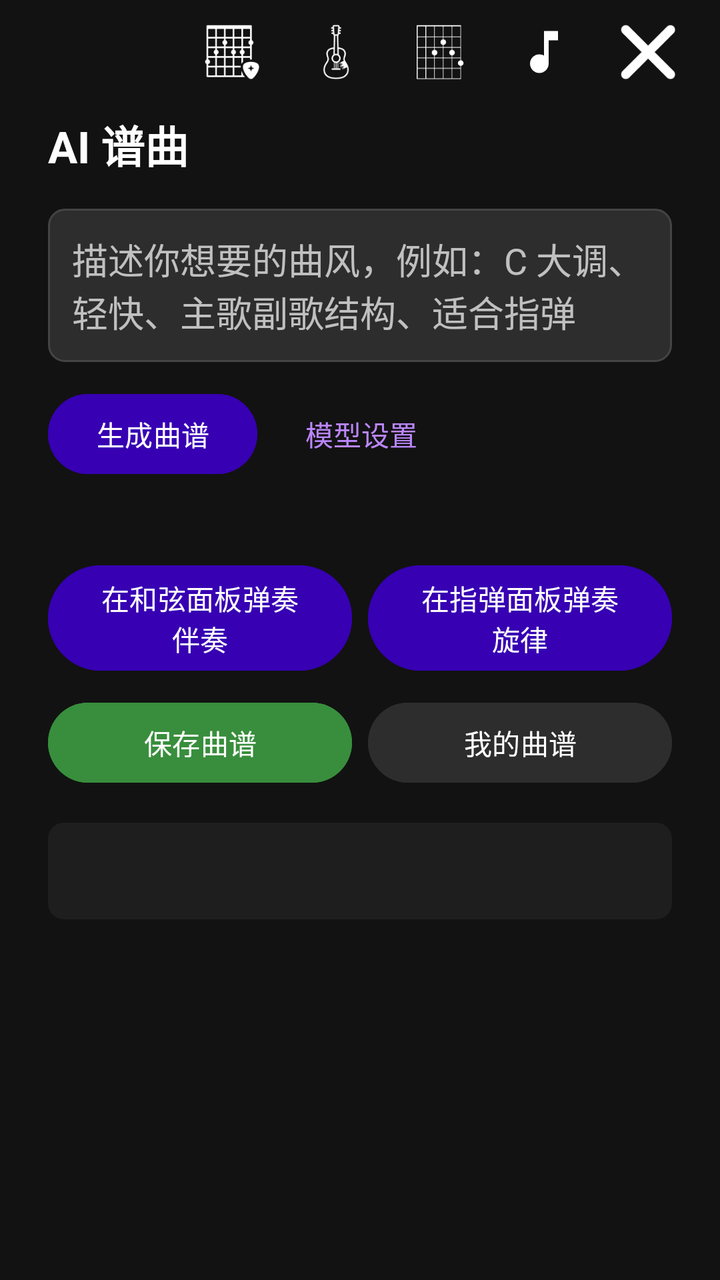
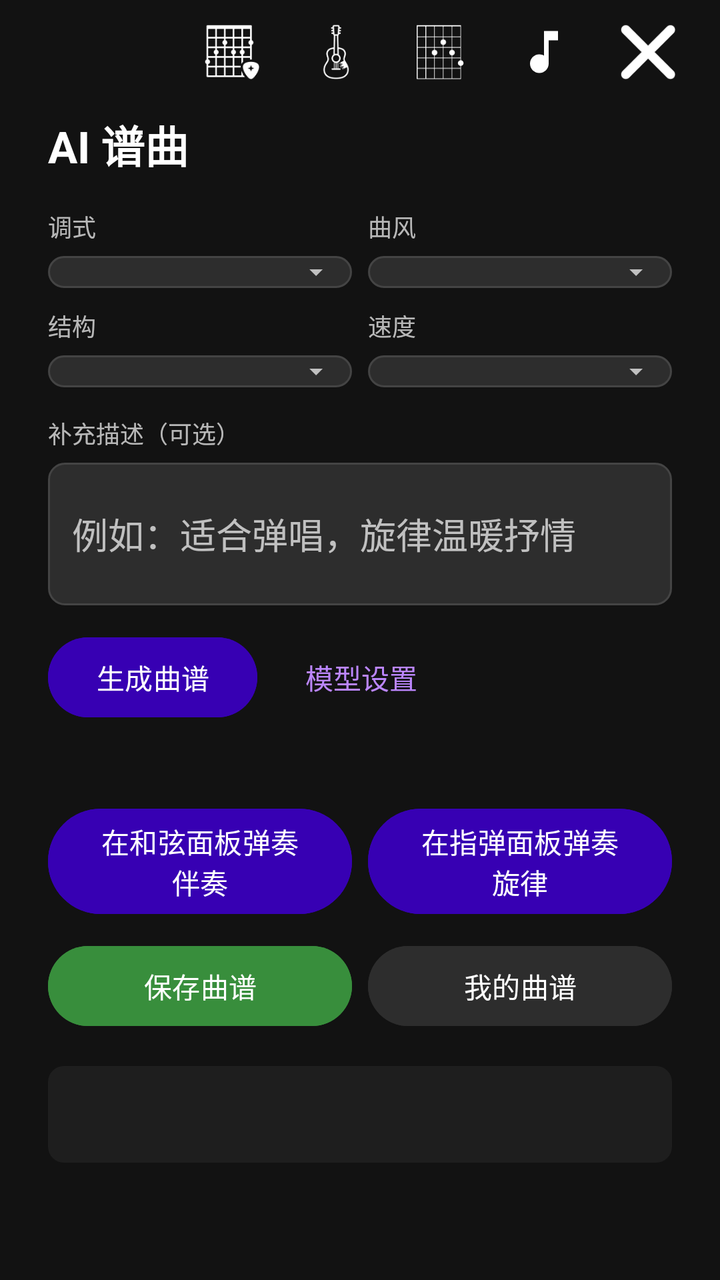

An Android layout rendered at two revisions. The XML below is the earlier revision; the diff shows what the commit changed to produce the second picture.
<!-- AndroidManifest.xml: application theme Theme.PocketGuitar -->
<!-- res/layout/activity_compose.xml -->
<?xml version="1.0" encoding="utf-8"?>
<androidx.constraintlayout.widget.ConstraintLayout xmlns:android="http://schemas.android.com/apk/res/android"
    xmlns:app="http://schemas.android.com/apk/res-auto"
    android:layout_width="match_parent"
    android:layout_height="match_parent"
    android:background="@color/dark_background">

    <include
        android:id="@+id/top_nav"
        layout="@layout/view_top_nav"
        android:layout_width="wrap_content"
        android:layout_height="wrap_content"
        android:layout_marginTop="4dp"
        android:layout_marginEnd="8dp"
        app:layout_constraintEnd_toEndOf="parent"
        app:layout_constraintTop_toTopOf="parent" />

    <ScrollView
        android:id="@+id/scroll"
        android:layout_width="0dp"
        android:layout_height="0dp"
        android:fillViewport="true"
        app:layout_constraintBottom_toBottomOf="parent"
        app:layout_constraintEnd_toEndOf="parent"
        app:layout_constraintStart_toStartOf="parent"
        app:layout_constraintTop_toTopOf="parent">

        <LinearLayout
            android:layout_width="match_parent"
            android:layout_height="wrap_content"
            android:orientation="vertical"
            android:paddingStart="24dp"
            android:paddingTop="56dp"
            android:paddingEnd="24dp"
            android:paddingBottom="24dp">

            <TextView
                android:layout_width="match_parent"
                android:layout_height="wrap_content"
                android:text="AI 谱曲"
                android:textColor="@color/dark_text_primary"
                android:textSize="22sp"
                android:textStyle="bold" />

            <EditText
                android:id="@+id/et_desc"
                android:layout_width="match_parent"
                android:layout_height="wrap_content"
                android:layout_marginTop="16dp"
                android:background="@drawable/bg_dark_input"
                android:hint="描述你想要的曲风，例如：C 大调、轻快、主歌副歌结构、适合指弹"
                android:inputType="textMultiLine"
                android:minLines="2"
                android:padding="12dp"
                android:textColor="@color/dark_text_primary"
                android:textColorHint="@color/dark_text_secondary" />

            <LinearLayout
                android:layout_width="match_parent"
                android:layout_height="wrap_content"
                android:layout_marginTop="12dp"
                android:gravity="center_vertical"
                android:orientation="horizontal">

                <Button
                    android:id="@+id/btn_generate"
                    android:layout_width="wrap_content"
                    android:layout_height="wrap_content"
                    android:backgroundTint="@color/dark_button_background"
                    android:text="生成曲谱"
                    android:textColor="@color/dark_button_text" />

                <TextView
                    android:id="@+id/btn_settings"
                    android:layout_width="wrap_content"
                    android:layout_height="wrap_content"
                    android:layout_marginStart="16dp"
                    android:padding="8dp"
                    android:text="模型设置"
                    android:textColor="@color/dark_accent"
                    android:textSize="14sp" />
            </LinearLayout>

            <TextView
                android:id="@+id/tv_status"
                android:layout_width="match_parent"
                android:layout_height="wrap_content"
                android:layout_marginTop="8dp"
                android:textColor="@color/dark_text_secondary"
                android:textSize="13sp" />

            <LinearLayout
                android:layout_width="match_parent"
                android:layout_height="wrap_content"
                android:layout_marginTop="12dp"
                android:orientation="horizontal">

                <Button
                    android:id="@+id/btn_play_chords"
                    android:layout_width="0dp"
                    android:layout_height="wrap_content"
                    android:layout_weight="1"
                    android:backgroundTint="@color/dark_button_background"
                    android:enabled="false"
                    android:text="在和弦面板弹奏伴奏"
                    android:textColor="@color/dark_button_text" />

                <Button
                    android:id="@+id/btn_play_melody"
                    android:layout_width="0dp"
                    android:layout_height="wrap_content"
                    android:layout_marginStart="8dp"
                    android:layout_weight="1"
                    android:backgroundTint="@color/dark_button_background"
                    android:enabled="false"
                    android:text="在指弹面板弹奏旋律"
                    android:textColor="@color/dark_button_text" />
            </LinearLayout>

            <LinearLayout
                android:layout_width="match_parent"
                android:layout_height="wrap_content"
                android:layout_marginTop="8dp"
                android:orientation="horizontal">

                <Button
                    android:id="@+id/btn_save"
                    android:layout_width="0dp"
                    android:layout_height="wrap_content"
                    android:layout_weight="1"
                    android:backgroundTint="#388E3C"
                    android:enabled="false"
                    android:text="保存曲谱"
                    android:textColor="@color/dark_button_text" />

                <Button
                    android:id="@+id/btn_my_songs"
                    android:layout_width="0dp"
                    android:layout_height="wrap_content"
                    android:layout_marginStart="8dp"
                    android:layout_weight="1"
                    android:backgroundTint="@color/dark_card"
                    android:text="我的曲谱"
                    android:textColor="@color/dark_text_primary" />
            </LinearLayout>

            <TextView
                android:id="@+id/tv_result"
                android:layout_width="match_parent"
                android:layout_height="wrap_content"
                android:layout_marginTop="16dp"
                android:background="@drawable/bg_dark_panel"
                android:padding="14dp"
                android:textColor="@color/dark_text_primary"
                android:textIsSelectable="true"
                android:textSize="15sp" />
        </LinearLayout>
    </ScrollView>
</androidx.constraintlayout.widget.ConstraintLayout>
<!-- res/layout/view_top_nav.xml (included above) -->
<?xml version="1.0" encoding="utf-8"?>
<LinearLayout xmlns:android="http://schemas.android.com/apk/res/android"
    android:layout_width="wrap_content"
    android:layout_height="wrap_content"
    android:elevation="20dp"
    android:gravity="center_vertical"
    android:orientation="horizontal"
    android:paddingStart="2dp"
    android:paddingEnd="2dp">

    <ImageView
        android:id="@+id/nav_chord_panel"
        android:layout_width="44dp"
        android:layout_height="44dp"
        android:layout_marginStart="4dp"
        android:layout_marginEnd="4dp"
        android:background="@drawable/bg_nav_icon"
        android:clickable="true"
        android:focusable="true"
        android:padding="8dp"
        android:src="@drawable/ic_nav_chord_panel"/>

    <ImageView
        android:id="@+id/nav_fingerstyle"
        android:layout_width="44dp"
        android:layout_height="44dp"
        android:layout_marginStart="4dp"
        android:layout_marginEnd="4dp"
        android:background="@drawable/bg_nav_icon"
        android:clickable="true"
        android:focusable="true"
        android:padding="8dp"
        android:src="@drawable/ic_nav_fingerstyle"/>

    <ImageView
        android:id="@+id/nav_library"
        android:layout_width="44dp"
        android:layout_height="44dp"
        android:layout_marginStart="4dp"
        android:layout_marginEnd="4dp"
        android:background="@drawable/bg_nav_icon"
        android:clickable="true"
        android:focusable="true"
        android:padding="8dp"
        android:src="@drawable/ic_nav_library"/>

    <ImageView
        android:id="@+id/nav_compose"
        android:layout_width="44dp"
        android:layout_height="44dp"
        android:layout_marginStart="4dp"
        android:layout_marginEnd="4dp"
        android:background="@drawable/bg_nav_icon"
        android:clickable="true"
        android:focusable="true"
        android:padding="8dp"
        android:src="@drawable/ic_nav_compose"/>

    <ImageView
        android:id="@+id/nav_close"
        android:layout_width="44dp"
        android:layout_height="44dp"
        android:layout_marginStart="4dp"
        android:layout_marginEnd="4dp"
        android:background="@drawable/bg_nav_icon"
        android:clickable="true"
        android:focusable="true"
        android:padding="8dp"
        android:src="@drawable/ic_nav_close"/>
</LinearLayout>
<!-- resources referenced by this layout -->
<resources>
  <color name="dark_accent">#bb86fc</color>
  <color name="dark_background">#121212</color>
  <color name="dark_button_background">#3700b3</color>
  <color name="dark_button_text">#ffffff</color>
  <color name="dark_card">#2d2d2d</color>
  <color name="dark_text_primary">#ffffff</color>
  <color name="dark_text_secondary">#b3ffffff</color>
  <!-- drawable bg_dark_input (drawable) -->
  <?xml version="1.0" encoding="utf-8"?>
  <shape xmlns:android="http://schemas.android.com/apk/res/android"
      android:shape="rectangle">
      <solid android:color="@color/dark_card"/>
      <stroke
          android:width="1dp"
          android:color="@color/dark_divider"/>
      <corners android:radius="8dp"/>
  </shape>
  <!-- drawable bg_dark_panel (drawable) -->
  <?xml version="1.0" encoding="utf-8"?>
  <shape xmlns:android="http://schemas.android.com/apk/res/android"
      android:shape="rectangle">
      <solid android:color="@color/dark_surface"/>
      <corners android:radius="8dp"/>
  </shape>
  <!-- drawable bg_nav_icon (drawable) -->
  <?xml version="1.0" encoding="utf-8"?>
  <selector xmlns:android="http://schemas.android.com/apk/res/android">
      <item android:state_pressed="true" android:drawable="@drawable/bg_nav_icon_active"/>
      <item android:state_selected="true" android:drawable="@drawable/bg_nav_icon_active"/>
  </selector>
  <!-- drawable ic_nav_chord_panel: png bitmap (drawable-nodpi, 3675 bytes) -->
  <!-- drawable ic_nav_close: png bitmap (drawable-nodpi, 1691 bytes) -->
  <!-- drawable ic_nav_compose (drawable) -->
  <?xml version="1.0" encoding="utf-8"?>
  <vector xmlns:android="http://schemas.android.com/apk/res/android"
      android:width="24dp"
      android:height="24dp"
      android:viewportWidth="24"
      android:viewportHeight="24">
      <path
          android:fillColor="#FFFFFF"
          android:pathData="M12,3v10.55c-0.59,-0.34 -1.27,-0.55 -2,-0.55c-2.21,0 -4,1.79 -4,4s1.79,4 4,4s4,-1.79 4,-4V7h4V3h-6z"/>
  </vector>
  <!-- drawable ic_nav_fingerstyle: png bitmap (drawable-nodpi, 2635 bytes) -->
  <!-- drawable ic_nav_library: png bitmap (drawable-nodpi, 2983 bytes) -->
  <style name="Theme.PocketGuitar" parent="Base.Theme.PocketGuitar">
      </style>
  <color name="dark_divider">#444444</color>
  <color name="dark_surface">#1e1e1e</color>
  <!-- drawable bg_nav_icon_active (drawable) -->
  <?xml version="1.0" encoding="utf-8"?>
  <shape xmlns:android="http://schemas.android.com/apk/res/android"
      android:shape="oval">
      <solid android:color="#40BB86FC"/>
      <stroke
          android:width="1dp"
          android:color="#99BB86FC"/>
  </shape>
  <style name="Base.Theme.PocketGuitar" parent="Theme.Material3.DayNight.NoActionBar">
      </style>
</resources>

<!-- the commit's change to res/layout/activity_compose.xml (unified diff, before → after) -->
@@ -42,13 +42,129 @@
                 android:textSize="22sp"
                 android:textStyle="bold" />
 
+            <LinearLayout
+                android:layout_width="match_parent"
+                android:layout_height="wrap_content"
+                android:layout_marginTop="16dp"
+                android:orientation="horizontal">
+
+                <LinearLayout
+                    android:layout_width="0dp"
+                    android:layout_height="wrap_content"
+                    android:layout_weight="1"
+                    android:orientation="vertical">
+
+                    <TextView
+                        android:layout_width="wrap_content"
+                        android:layout_height="wrap_content"
+                        android:text="调式"
+                        android:textColor="@color/dark_text_secondary"
+                        android:textSize="12sp" />
+
+                    <Spinner
+                        android:id="@+id/spinner_key"
+                        android:layout_width="match_parent"
+                        android:layout_height="wrap_content"
+                        android:layout_marginTop="6dp"
+                        android:background="@drawable/bg_dark_dropdown"
+                        android:popupBackground="@drawable/bg_dark_panel"
+                        android:spinnerMode="dropdown" />
+                </LinearLayout>
+
+                <LinearLayout
+                    android:layout_width="0dp"
+                    android:layout_height="wrap_content"
+                    android:layout_marginStart="8dp"
+                    android:layout_weight="1"
+                    android:orientation="vertical">
+
+                    <TextView
+                        android:layout_width="wrap_content"
+                        android:layout_height="wrap_content"
+                        android:text="曲风"
+                        android:textColor="@color/dark_text_secondary"
+                        android:textSize="12sp" />
+
+                    <Spinner
+                        android:id="@+id/spinner_style"
+                        android:layout_width="match_parent"
+                        android:layout_height="wrap_content"
+                        android:layout_marginTop="6dp"
+                        android:background="@drawable/bg_dark_dropdown"
+                        android:popupBackground="@drawable/bg_dark_panel"
+                        android:spinnerMode="dropdown" />
+                </LinearLayout>
+            </LinearLayout>
+
+            <LinearLayout
+                android:layout_width="match_parent"
+                android:layout_height="wrap_content"
+                android:layout_marginTop="10dp"
+                android:orientation="horizontal">
+
+                <LinearLayout
+                    android:layout_width="0dp"
+                    android:layout_height="wrap_content"
+                    android:layout_weight="1"
+                    android:orientation="vertical">
+
+                    <TextView
+                        android:layout_width="wrap_content"
+                        android:layout_height="wrap_content"
+                        android:text="结构"
+                        android:textColor="@color/dark_text_secondary"
+                        android:textSize="12sp" />
+
+                    <Spinner
+                        android:id="@+id/spinner_structure"
+                        android:layout_width="match_parent"
+                        android:layout_height="wrap_content"
+                        android:layout_marginTop="6dp"
+                        android:background="@drawable/bg_dark_dropdown"
+                        android:popupBackground="@drawable/bg_dark_panel"
+                        android:spinnerMode="dropdown" />
+                </LinearLayout>
+
+                <LinearLayout
+                    android:layout_width="0dp"
+                    android:layout_height="wrap_content"
+                    android:layout_marginStart="8dp"
+                    android:layout_weight="1"
+                    android:orientation="vertical">
+
+                    <TextView
+                        android:layout_width="wrap_content"
+                        android:layout_height="wrap_content"
+                        android:text="速度"
+                        android:textColor="@color/dark_text_secondary"
+                        android:textSize="12sp" />
+
+                    <Spinner
+                        android:id="@+id/spinner_tempo"
+                        android:layout_width="match_parent"
+                        android:layout_height="wrap_content"
+                        android:layout_marginTop="6dp"
+                        android:background="@drawable/bg_dark_dropdown"
+                        android:popupBackground="@drawable/bg_dark_panel"
+                        android:spinnerMode="dropdown" />
+                </LinearLayout>
+            </LinearLayout>
+
+            <TextView
+                android:layout_width="wrap_content"
+                android:layout_height="wrap_content"
+                android:layout_marginTop="14dp"
+                android:text="补充描述（可选）"
+                android:textColor="@color/dark_text_secondary"
+                android:textSize="12sp" />
+
             <EditText
                 android:id="@+id/et_desc"
                 android:layout_width="match_parent"
                 android:layout_height="wrap_content"
-                android:layout_marginTop="16dp"
+                android:layout_marginTop="6dp"
                 android:background="@drawable/bg_dark_input"
-                android:hint="描述你想要的曲风，例如：C 大调、轻快、主歌副歌结构、适合指弹"
+                android:hint="例如：适合弹唱，旋律温暖抒情"
                 android:inputType="textMultiLine"
                 android:minLines="2"
                 android:padding="12dp"
<!-- resource entries referenced after the edit -->
@@ -7,6 +7,26 @@
   <color name="dark_card">#2d2d2d</color>
   <color name="dark_text_primary">#ffffff</color>
   <color name="dark_text_secondary">#b3ffffff</color>
+  <!-- drawable bg_dark_dropdown (drawable) -->
+  <?xml version="1.0" encoding="utf-8"?>
+  
+  <layer-list xmlns:android="http://schemas.android.com/apk/res/android">
+      <item>
+          <shape android:shape="rectangle">
+              <solid android:color="@color/dark_card" />
+              <stroke
+                  android:width="1dp"
+                  android:color="@color/dark_divider" />
+              <corners android:radius="8dp" />
+          </shape>
+      </item>
+      <item
+          android:width="16dp"
+          android:height="16dp"
+          android:drawable="@drawable/ic_arrow_drop_down"
+          android:gravity="end|center_vertical"
+          android:right="10dp" />
+  </layer-list>
   <!-- drawable bg_dark_input (drawable) -->
   <?xml version="1.0" encoding="utf-8"?>
   <shape xmlns:android="http://schemas.android.com/apk/res/android"
@@ -48,6 +68,17 @@
   <style name="Theme.PocketGuitar" parent="Base.Theme.PocketGuitar">
       </style>
   <color name="dark_divider">#444444</color>
+  <!-- drawable ic_arrow_drop_down (drawable) -->
+  <?xml version="1.0" encoding="utf-8"?>
+  <vector xmlns:android="http://schemas.android.com/apk/res/android"
+      android:width="16dp"
+      android:height="16dp"
+      android:viewportWidth="24"
+      android:viewportHeight="24">
+      <path
+          android:fillColor="#b3ffffff"
+          android:pathData="M7,10l5,5 5,-5z" />
+  </vector>
   <color name="dark_surface">#1e1e1e</color>
   <!-- drawable bg_nav_icon_active (drawable) -->
   <?xml version="1.0" encoding="utf-8"?>
